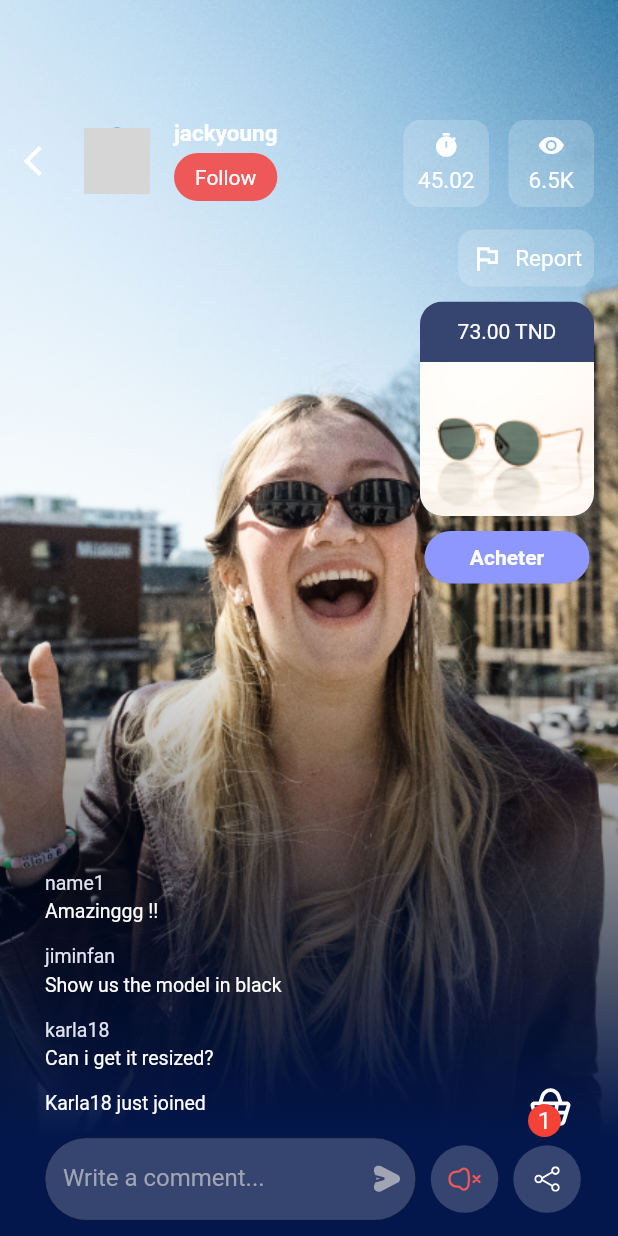
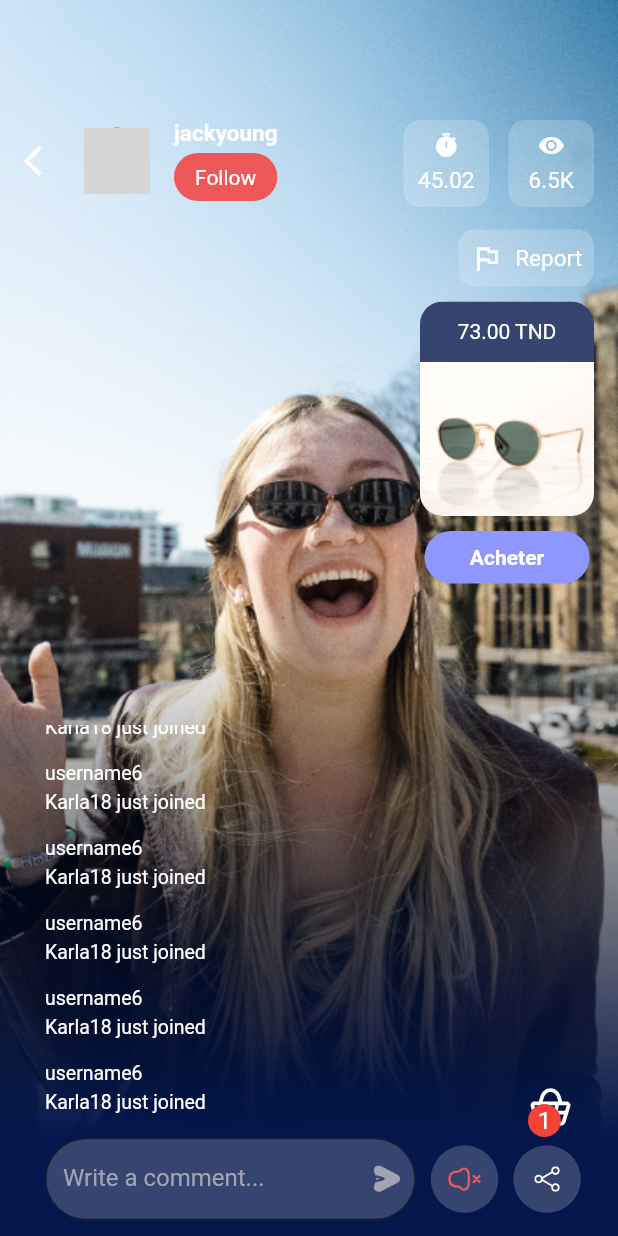
Before and after one commit to cntoss/tekction, a Flutter app: the LiveStreaming screen opened directly, on a phone screen of 412 x 824 dp. Run offline on Flutter 3.47's test engine with Material 2 defaults, Android fonts, the phone set to English and light mode, and no system bars; our stand-ins replace dio, flutter_svg, fluttertoast, get_it, rxdart, shared_preferences; accounts and stored records are empty; network calls fail; grey boxes are pictures that could not be loaded.

Commit message:
feat: chat mocked

```diff
--- a/lib/home/ui/screen/live_streaming.dart
+++ b/lib/home/ui/screen/live_streaming.dart
@@ -18,6 +18,28 @@ class LiveStreaming extends StatefulWidget {
 
 class _LiveStreamingState extends State<LiveStreaming> {
   final _sizeConfig = locator<SizeConfig>();
+
+  final commentController = TextEditingController();
+
+  List<String> chatList = [
+    'name1',
+    'Amazinggg!!',
+    'jiminfan',
+    'Show us the model in black',
+    'karla18',
+    'Can i get it resized?',
+    'Karla18 just joined',
+    'Karla18 just joined',
+    'Karla18 just joined',
+    'Karla18 just joined',
+    'Karla18 just joined',
+    'Karla18 just joined',
+    'Karla18 just joined',
+    'Karla18 just joined',
+    'Karla18 just joined',
+    'Karla18 just joined',
+  ];
+
   @override
   Widget build(BuildContext context) {
     return Scaffold(
@@ -68,13 +90,31 @@ class _LiveStreamingState extends State<LiveStreaming> {
                 ],
               ),
             ),
-            Expanded(child: StreamTextRow())
+            Expanded(
+              child: StreamTextRow(
+                commentController: commentController,
+                onSendPressed: () {
+                  setState(() {
+                    chatList.add(commentController.text.trim());
+                    commentController.clear();
+                  });
+                },
+              ),
+            )
           ],
         ),
       ),
     );
   }
 
-  Widget get _chat =>
-      const Positioned(bottom: 0, left: 0, child: ChatListview());
+  Widget get _chat => Positioned(
+        bottom: 0,
+        left: 0,
+        child: SizedBox(
+          height: _sizeConfig.screenH / 3,
+          child: ChatListView(
+            chatList: chatList,
+          ),
+        ),
+      );
 }
--- a/lib/home/ui/widget/chat_listview.dart
+++ b/lib/home/ui/widget/chat_listview.dart
@@ -2,66 +2,39 @@ import 'package:flutter/material.dart';
 
 import '../../../common/app_constant.dart';
 
-class ChatListview extends StatelessWidget {
-  const ChatListview({super.key});
+class ChatListView extends StatelessWidget {
+  const ChatListView({
+    super.key,
+    required this.chatList,
+  });
+
+  /// Chat messages.
+  final List<String> chatList;
 
   @override
   Widget build(BuildContext context) {
     return Padding(
       padding: const EdgeInsets.only(left: horizontalPadding),
+      child: SingleChildScrollView(
+        reverse: true,
         child: Column(
           crossAxisAlignment: CrossAxisAlignment.start,
-        children: const [
+          mainAxisSize: MainAxisSize.min,
+          children: [
+            for (var chat in chatList) ...[
               Text(
-            'name1',
-            style: TextStyle(fontSize: 13, color: Color(0xffE0E2EE)),
+                'username${chatList.indexOf(chat)}',
+                style: const TextStyle(fontSize: 13, color: Color(0xffFFFFFF)),
               ),
-          SizedBox(
-            height: 4,
+              const SizedBox(height: 4),
+              Text(
+                chat,
+                style: const TextStyle(fontSize: 13, color: Color(0xffFFFFFF)),
               ),
-          Text(
-            'Amazinggg !!',
-            style: TextStyle(fontSize: 13, color: Color(0xffFFFFFF)),
+              const SizedBox(height: 16),
+            ]
+          ],
         ),
-          SizedBox(
-            height: 15,
-          ),
-          Text(
-            'jiminfan',
-            style: TextStyle(fontSize: 13, color: Color(0xffE0E2EE)),
-          ),
-          SizedBox(
-            height: 4,
-          ),
-          Text(
-            'Show us the model in black',
-            style: TextStyle(fontSize: 13, color: Color(0xffFFFFFF)),
-          ),
-          SizedBox(
-            height: 15,
-          ),
-          Text(
-            'karla18',
-            style: TextStyle(fontSize: 13, color: Color(0xffE0E2EE)),
-          ),
-          SizedBox(
-            height: 4,
-          ),
-          Text(
-            'Can i get it resized?',
-            style: TextStyle(fontSize: 13, color: Color(0xffFFFFFF)),
-          ),
-          SizedBox(
-            height: 15,
-          ),
-          Text(
-            'Karla18 just joined',
-            style: TextStyle(fontSize: 13, color: Color(0xffFFFFFF)),
-          ),
-          SizedBox(
-            height: 15,
-          ),
-        ],
       ),
     );
   }
--- a/lib/home/ui/widget/stream_text_row.dart
+++ b/lib/home/ui/widget/stream_text_row.dart
@@ -7,8 +7,14 @@ import '../../../resource/color_manager.dart';
 import '../../../service/locator.dart';
 
 class StreamTextRow extends StatelessWidget {
-  StreamTextRow({super.key});
+  StreamTextRow({super.key, this.onSendPressed, this.commentController});
   final _sizeConfig = locator<SizeConfig>();
+
+  /// Callback when send button is pressed
+  final VoidCallback? onSendPressed;
+
+  /// Comment controller.
+  final TextEditingController? commentController;
 
   @override
   Widget build(BuildContext context) {
@@ -26,7 +32,7 @@ class StreamTextRow extends StatelessWidget {
             width: _sizeConfig.safeBlockW * 60,
             height: 55,
             child: TextField(
-                enabled: false,
+              controller: commentController,
               decoration: InputDecoration(
                 fillColor: ColorManager.darkBlue,
                 filled: true,
@@ -34,10 +40,13 @@ class StreamTextRow extends StatelessWidget {
                 hintStyle: TextStyle(color: ColorManager.formTextColor),
                 suffixIconConstraints:
                     const BoxConstraints(minHeight: 19, minWidth: 19),
-                  suffixIcon: Padding(
+                suffixIcon: GestureDetector(
+                  onTap: onSendPressed,
+                  child: Padding(
                     padding: const EdgeInsets.only(right: 10.0),
                     child: SvgPicture.asset(
                       SvgAsset.sendRight,
+                    ),
                   ),
                 ),
                 border: const OutlineInputBorder(
@@ -45,7 +54,8 @@ class StreamTextRow extends StatelessWidget {
                     Radius.circular(40),
                   ),
                 ),
-                )),
+              ),
+            ),
           ),
           const SizedBox(
             width: 10,
```
Lines whose indentation alone changed are shown as unchanged.
